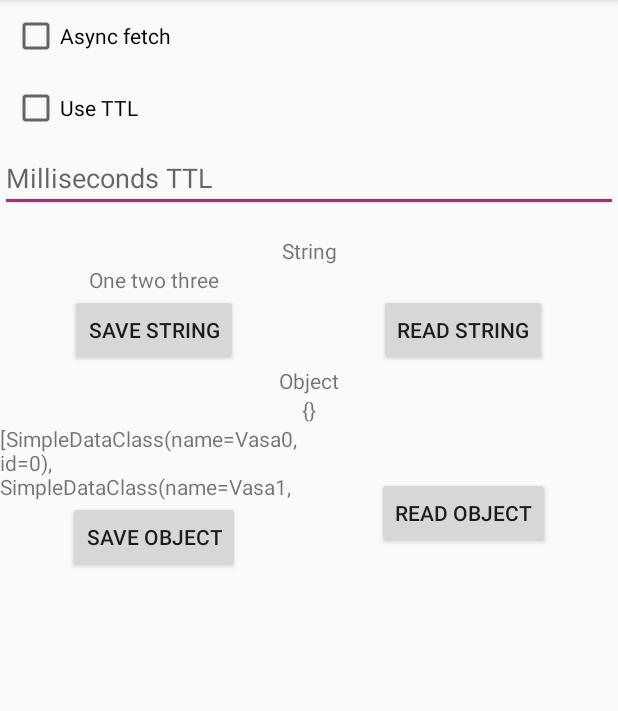
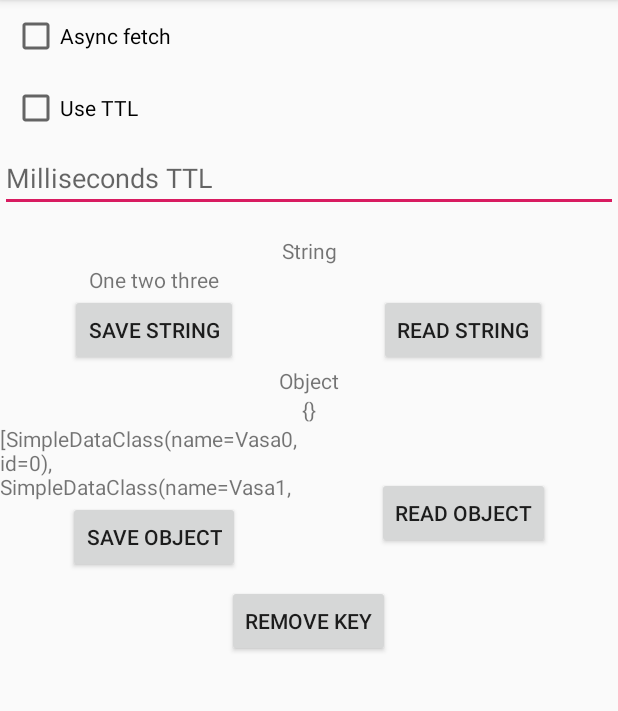
Before and after one commit to vardemin/VardDB, an Android app: the screen it shows after launch (MainActivity), on a phone screen of 412 x 824 dp, the part 84-795 px from its top. Run offline under Robolectric (Android 15) with nearby library versions, the phone set to English and light mode, and no system bars; libraries missing offline, so code that uses them is left out: com.tencent.mmkv; 4 statements that could not run were skipped.

```diff
--- a/app/src/main/res/layout/activity_main.xml
+++ b/app/src/main/res/layout/activity_main.xml
@@ -32,44 +32,51 @@
         android:layout_marginTop="16dp"
         android:textAlignment="center"
         android:text="String"/>
+
     <LinearLayout
         android:layout_width="match_parent"
         android:layout_height="wrap_content"
         android:gravity="center"
         android:orientation="horizontal">
+
         <LinearLayout
             android:layout_width="0dp"
+            android:layout_height="wrap_content"
             android:layout_weight="1"
-            android:layout_height="wrap_content"
             android:gravity="center"
             android:orientation="vertical">
+
             <TextView
                 android:id="@+id/tvStrInput"
-                android:text="One two three"
                 android:layout_width="wrap_content"
-                android:layout_height="wrap_content"/>
+                android:layout_height="wrap_content"
+                android:text="One two three" />
+
             <Button
                 android:id="@+id/btnStrInput"
-                android:text="Save String"
                 android:layout_width="wrap_content"
-                android:layout_height="wrap_content"/>
+                android:layout_height="wrap_content"
+                android:text="Save String" />
         </LinearLayout>
+
         <LinearLayout
             android:layout_width="0dp"
+            android:layout_height="wrap_content"
             android:layout_weight="1"
-            android:layout_height="wrap_content"
             android:gravity="center"
             android:orientation="vertical">
+
             <TextView
                 android:id="@+id/tvStrOutput"
-                android:text=""
                 android:layout_width="wrap_content"
-                android:layout_height="wrap_content"/>
+                android:layout_height="wrap_content"
+                android:text="" />
+
             <Button
                 android:id="@+id/btnStrOutput"
-                android:text="Read String"
                 android:layout_width="wrap_content"
-                android:layout_height="wrap_content"/>
+                android:layout_height="wrap_content"
+                android:text="Read String" />
         </LinearLayout>
     </LinearLayout>
 
@@ -126,6 +133,24 @@
                 android:layout_height="wrap_content"/>
         </LinearLayout>
     </LinearLayout>
+    <LinearLayout
+        android:layout_width="match_parent"
+        android:layout_height="wrap_content"
+        android:gravity="center"
+        android:padding="8dp"
+        android:orientation="vertical">
+        <Button
+            android:id="@+id/btnRemove"
+            android:text="Remove key"
+            android:layout_width="wrap_content"
+            android:layout_height="wrap_content"/>
+        <TextView
+            android:id="@+id/tvLive"
+            android:text=""
+            android:maxLines="3"
+            android:layout_width="wrap_content"
+            android:layout_height="wrap_content"/>
+    </LinearLayout>
 
 
 </LinearLayout>
--- a/build.gradle
+++ b/build.gradle
@@ -1,14 +1,14 @@
 // Top-level build file where you can add configuration options common to all sub-projects/modules.
 
 buildscript {
-    ext.kotlin_version = '1.3.61'
+    ext.kotlin_version = '1.4.10'
     repositories {
         google()
         jcenter()
 
     }
     dependencies {
-        classpath 'com.android.tools.build:gradle:3.5.3'
+        classpath 'com.android.tools.build:gradle:4.1.1'
         classpath "org.jetbrains.kotlin:kotlin-gradle-plugin:$kotlin_version"
         classpath 'com.github.dcendents:android-maven-gradle-plugin:2.1'
         // NOTE: Do not place your application dependencies here; they belong
--- a/varddb/build.gradle
+++ b/varddb/build.gradle
@@ -37,10 +37,10 @@ android {
 dependencies {
     //implementation fileTree(dir: 'libs', include: ['*.jar'])
     implementation "org.jetbrains.kotlin:kotlin-stdlib-jdk8:$kotlin_version"
-    implementation 'org.jetbrains.kotlinx:kotlinx-coroutines-core:1.3.2'
-    implementation "androidx.lifecycle:lifecycle-livedata-ktx:2.2.0-rc03"
+    implementation 'org.jetbrains.kotlinx:kotlinx-coroutines-core:1.3.7'
+    implementation "androidx.lifecycle:lifecycle-livedata-ktx:2.2.0"
     api "de.ruedigermoeller:fst:2.56"
-    api "com.tencent:mmkv:1.0.23"
+    api "com.tencent:mmkv:1.2.7"
 }
 
 repositories {
--- a/varddb/src/main/java/com/vardemin/varddb/VardStore.kt
+++ b/varddb/src/main/java/com/vardemin/varddb/VardStore.kt
@@ -19,7 +19,7 @@ data class VardStore(val config: VardStoreConfig) {
     private val mmkv: MMKV = MMKV.mmkvWithID(
         config.name,
         if (config.multiProcess) MMKV.MULTI_PROCESS_MODE else MMKV.SINGLE_PROCESS_MODE
-    )
+    )!!
 
     private val liveDataMap by lazy { ConcurrentHashMap<String, Any>() }
 
@@ -379,7 +379,7 @@ data class VardStore(val config: VardStoreConfig) {
 
     private fun notifyKeysLiveCleared(vararg keys: String) {
         try {
-            for (liveData in liveDataMap.values.filter { keys.contains(it) }) {
+            for (liveData in liveDataMap.filter{ keys.contains(it.key) }.values) {
                 (liveData as MutableLiveData<*>).postValue(null)
             }
         } catch (ex: Exception) {
```
Also changed, not shown: app/src/main/java/com/vardemin/varddbexample/MainActivity.kt (+8 -0 lines), gradle/wrapper/gradle-wrapper.properties.
